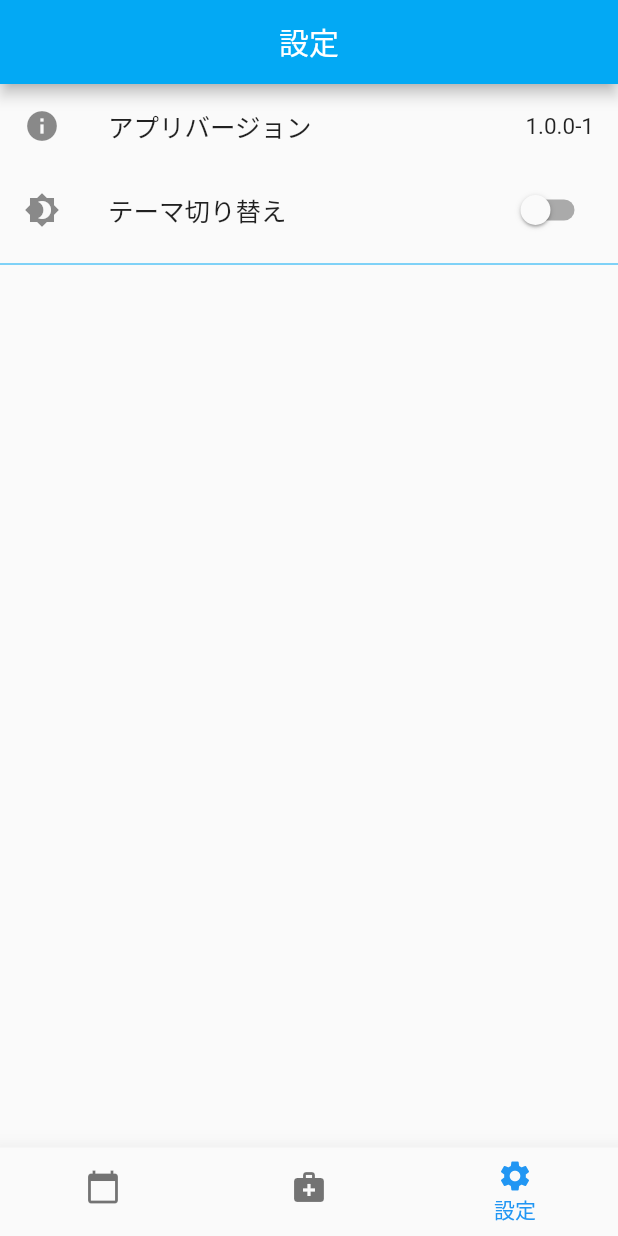
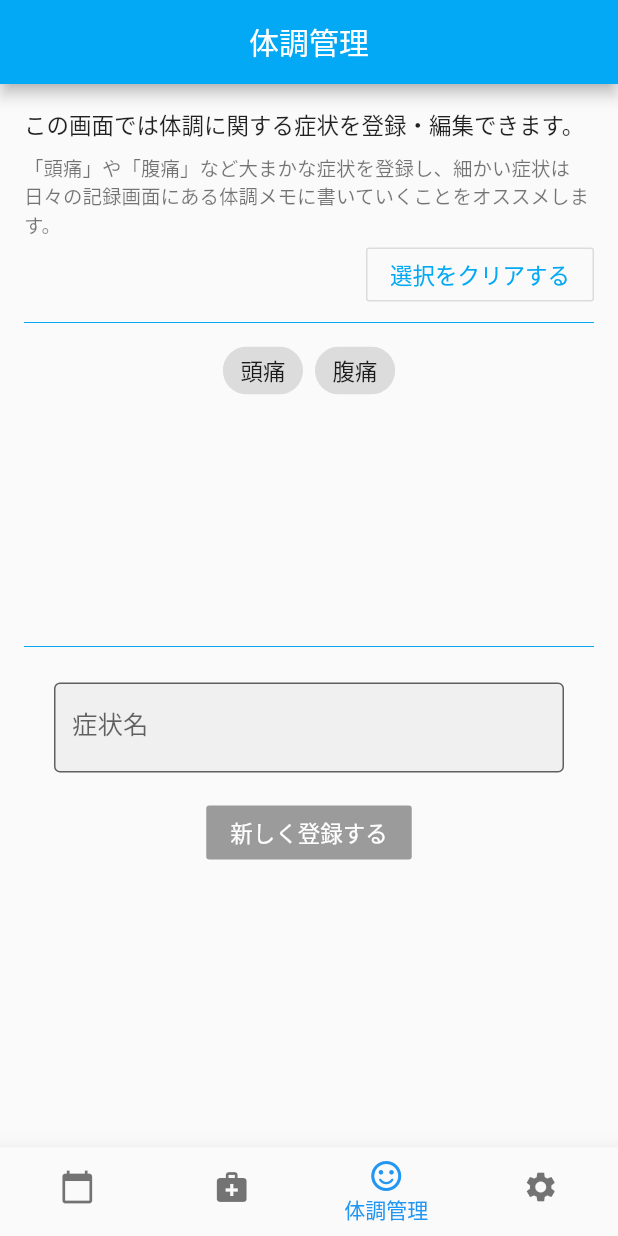
Before and after one commit to hotdrop/dyphic, a Flutter app: the screen it shows after launch, item 3 of the bottom bar chosen, on a phone screen of 412 x 824 dp. Run offline on Flutter 3.47's test engine with Material 2 defaults, Android fonts, the phone set to English and light mode, and no system bars; our stand-ins replace awesome_dialog, cached_network_image, image_picker, logger, package_info, progress_dialog and 3 more; accounts and stored records are empty; network calls fail.

Commit message:
体調の症状管理画面と外側の機能を実装

```diff
--- a/lib/common/app_strings.dart
+++ b/lib/common/app_strings.dart
@@ -26,6 +26,19 @@ class AppStrings {
   static const String medicineSaveSuccess = '保存しました！';
   static const String medicineSaveError = '保存に失敗しました。';
 
+  static const String conditionPageTitle = '体調管理';
+  static const String conditionOverview = 'この画面では体調に関する症状を登録・編集できます。';
+  static const String conditionDetail = '「頭痛」や「腹痛」など大まかな症状を登録し、細かい症状は日々の記録画面にある体調メモに書いていくことをオススメします。';
+  static const String conditionInputLabel = '症状名';
+  static const String conditionNewButton = '新しく登録する';
+  static const String conditionNewDialogTitle = '新規登録';
+  static const String conditionNewDialogDetail = '新しい症状名を登録します。よろしいですか？';
+  static const String conditionNewDialogSuccess = '登録が完了しました';
+  static const String conditionEditButton = '症状名を修正する';
+  static const String conditionEditDialogTitle = '症状名修正';
+  static const String conditionEditDialogDetail = '既存の症状名を修正します。これまで記録時に選択してきた症状名も全て更新されるので注意してください。修正しますか？';
+  static const String conditionEditDialogSuccess = '修正が完了しました';
+
   static const String settingsPageTitle = '設定';
   static const String settingsAppVersionLabel = 'アプリバージョン';
   static const String settingsChangeAppThemeLabel = 'テーマ切り替え';
--- a/lib/common/app_theme.dart
+++ b/lib/common/app_theme.dart
@@ -8,6 +8,10 @@ class AppTheme {
     accentColor: Colors.lightBlue,
     primaryColorDark: Colors.indigoAccent,
     backgroundColor: Colors.white,
+    buttonTheme: ButtonThemeData(
+      buttonColor: Colors.lightBlue,
+      textTheme: ButtonTextTheme.accent,
+    ),
   );
 
   static final ThemeData dark = ThemeData.dark().copyWith(
--- /dev/null
+++ b/lib/model/condition.dart
@@ -0,0 +1,18 @@
+class Condition {
+  const Condition(this.id, this.name);
+
+  factory Condition.empty() {
+    return Condition(nonId, '');
+  }
+
+  static final int nonId = 0;
+
+  final int id;
+  final String name;
+
+  bool get exist => id != nonId;
+
+  Condition copyWith({String newName}) {
+    return Condition(id, newName);
+  }
+}
--- /dev/null
+++ b/lib/repository/condition_repository.dart
@@ -0,0 +1,24 @@
+import 'package:dyphic/common/app_logger.dart';
+import 'package:dyphic/model/condition.dart';
+import 'package:dyphic/repository/remote/condition_api.dart';
+
+class ConditionRepository {
+  const ConditionRepository._(this._conditionApi);
+
+  factory ConditionRepository.create({ConditionApi argApi}) {
+    final api = argApi ?? ConditionApi.create();
+    return ConditionRepository._(api);
+  }
+
+  final ConditionApi _conditionApi;
+
+  Future<List<Condition>> findAll() async {
+    final conditions = await _conditionApi.findAll();
+    AppLogger.i('ConditionApiでお薬情報を取得しました。データ数: ${conditions.length}');
+    return conditions;
+  }
+
+  Future<void> save(Condition condition) async {
+    return await _conditionApi.save(condition);
+  }
+}
--- /dev/null
+++ b/lib/repository/remote/condition_api.dart
@@ -0,0 +1,27 @@
+import 'package:dyphic/common/app_logger.dart';
+import 'package:dyphic/model/condition.dart';
+
+class ConditionApi {
+  const ConditionApi._();
+
+  factory ConditionApi.create() {
+    return ConditionApi._();
+  }
+
+  Future<List<Condition>> findAll() async {
+    // TODO Firestoreから取得する
+    return [
+      Condition(1, '頭痛'),
+      Condition(2, '腹痛'),
+    ];
+  }
+
+  Future<void> save(Condition condition) async {
+    // TODO 登録/更新する
+    if (condition.exist) {
+      AppLogger.d('${condition.name} を更新します。');
+    } else {
+      AppLogger.d('${condition.name} を登録します。');
+    }
+  }
+}
--- /dev/null
+++ b/lib/ui/condition/condition_page.dart
@@ -0,0 +1,167 @@
+import 'package:dyphic/ui/widget/app_dialog.dart';
+import 'package:dyphic/ui/widget/app_widget.dart';
+import 'package:flutter/material.dart';
+import 'package:provider/provider.dart';
+
+import 'package:dyphic/common/app_strings.dart';
+import 'package:dyphic/model/page_state.dart';
+import 'package:dyphic/ui/condition/condition_view_model.dart';
+
+class ConditionPage extends StatelessWidget {
+  @override
+  Widget build(BuildContext context) {
+    return Scaffold(
+      appBar: AppBar(centerTitle: true, title: const Text(AppStrings.conditionPageTitle)),
+      body: ChangeNotifierProvider<ConditionViewModel>(
+        create: (_) => ConditionViewModel.create(),
+        builder: (context, _) {
+          final pageState = context.select<ConditionViewModel, PageLoadingState>((vm) => vm.pageState);
+          if (pageState.isLoadSuccess) {
+            return _loadSuccessView(context);
+          } else {
+            return _nowLoadingView();
+          }
+        },
+        child: _nowLoadingView(),
+      ),
+    );
+  }
+
+  Widget _nowLoadingView() {
+    return Center(
+      child: CircularProgressIndicator(),
+    );
+  }
+
+  Widget _loadSuccessView(BuildContext context) {
+    return Column(
+      children: [
+        _overview(context),
+        _clearButton(context),
+        DividerThemeColor.createWithPadding(),
+        _conditionArea(context),
+        DividerThemeColor.createWithPadding(),
+        _inputArea(context),
+      ],
+    );
+  }
+
+  Widget _overview(BuildContext context) {
+    return Padding(
+      padding: EdgeInsets.only(left: 16, right: 16, top: 16),
+      child: Column(
+        crossAxisAlignment: CrossAxisAlignment.start,
+        children: [
+          Text(AppStrings.conditionOverview),
+          SizedBox(height: 8),
+          Text(AppStrings.conditionDetail, style: Theme.of(context).textTheme.caption),
+        ],
+      ),
+    );
+  }
+
+  Widget _clearButton(BuildContext context) {
+    final viewModel = Provider.of<ConditionViewModel>(context);
+    return Row(
+      mainAxisAlignment: MainAxisAlignment.end,
+      mainAxisSize: MainAxisSize.max,
+      children: [
+        Padding(
+          padding: EdgeInsets.only(right: 16),
+          child: OutlineButton(
+            child: Text('選択をクリアする'),
+            onPressed: () {
+              viewModel.clear();
+            },
+          ),
+        ),
+      ],
+    );
+  }
+
+  Widget _conditionArea(BuildContext context) {
+    final viewModel = Provider.of<ConditionViewModel>(context);
+    return Container(
+      margin: const EdgeInsets.only(left: 16, right: 16),
+      height: 200,
+      child: Wrap(
+        direction: Axis.horizontal,
+        spacing: 8.0,
+        children: viewModel.conditions
+            .map((c) => ChoiceChip(
+                  label: Text(c.name),
+                  selected: viewModel.selectedCondition.name == c.name,
+                  onSelected: (bool isSelected) {
+                    viewModel.selectCondition(c);
+                  },
+                ))
+            .toList(),
+      ),
+    );
+  }
+
+  Widget _inputArea(BuildContext context) {
+    return Padding(
+      padding: EdgeInsets.only(left: 36, right: 36, top: 16),
+      child: Column(
+        children: [
+          _textFieldOnInputArea(context),
+          SizedBox(height: 16),
+          _saveButtonOnInputArea(context),
+        ],
+      ),
+    );
+  }
+
+  Widget _textFieldOnInputArea(BuildContext context) {
+    final viewModel = Provider.of<ConditionViewModel>(context);
+    return TextFormField(
+      textCapitalization: TextCapitalization.words,
+      controller: viewModel.editController,
+      decoration: const InputDecoration(
+        labelText: AppStrings.conditionInputLabel,
+        border: OutlineInputBorder(),
+        filled: true,
+      ),
+      onFieldSubmitted: (String value) {
+        viewModel.input(value);
+      },
+    );
+  }
+
+  Widget _saveButtonOnInputArea(BuildContext context) {
+    final viewModel = Provider.of<ConditionViewModel>(context);
+
+    String buttonName;
+    String dialogTitle;
+    String dialogDetail;
+    String dialogSuccessMessage;
+    if (viewModel.exist()) {
+      buttonName = AppStrings.conditionEditButton;
+      dialogTitle = AppStrings.conditionEditDialogTitle;
+      dialogDetail = AppStrings.conditionEditDialogDetail;
+      dialogSuccessMessage = AppStrings.conditionEditDialogSuccess;
+    } else {
+      buttonName = AppStrings.conditionNewButton;
+      dialogTitle = AppStrings.conditionNewDialogTitle;
+      dialogDetail = AppStrings.conditionNewDialogDetail;
+      dialogSuccessMessage = AppStrings.conditionNewDialogSuccess;
+    }
+
+    return RaisedButton(
+      child: Text(buttonName, style: TextStyle(color: Colors.white)),
+      onPressed: viewModel.enableOnSave
+          ? () {
+              AppDialog.createInfo(
+                title: dialogTitle,
+                description: dialogDetail,
+                successMessage: dialogSuccessMessage,
+                errorMessage: viewModel.errorMessage,
+                onOkPress: viewModel.onSave,
+                onSuccessOkPress: viewModel.refresh,
+              ).show(context);
+            }
+          : null,
+    );
+  }
+}
--- /dev/null
+++ b/lib/ui/condition/condition_view_model.dart
@@ -0,0 +1,73 @@
+import 'package:dyphic/common/app_logger.dart';
+import 'package:dyphic/model/condition.dart';
+import 'package:dyphic/repository/condition_repository.dart';
+import 'package:dyphic/ui/notifier_view_model.dart';
+import 'package:flutter/material.dart';
+
+class ConditionViewModel extends NotifierViewModel {
+  ConditionViewModel._(this._repository) {
+    _init();
+  }
+
+  factory ConditionViewModel.create({ConditionRepository argRepo}) {
+    final repo = argRepo ?? ConditionRepository.create();
+    return ConditionViewModel._(repo);
+  }
+
+  final ConditionRepository _repository;
+  List<Condition> conditions;
+
+  Condition _selectedCondition = Condition.empty();
+  Condition get selectedCondition => _selectedCondition;
+
+  TextEditingController _controller = TextEditingController();
+  TextEditingController get editController => _controller;
+  bool get enableOnSave => _controller.text.isNotEmpty;
+
+  String _errorMessage = '';
+  String get errorMessage => _errorMessage;
+
+  Future<void> _init() async {
+    conditions = await _repository.findAll();
+    loadSuccess();
+  }
+
+  void selectCondition(Condition con) {
+    _selectedCondition = con;
+    _controller.text = con.name;
+    notifyListeners();
+  }
+
+  void input(String name) {
+    _controller.text = name;
+    notifyListeners();
+  }
+
+  bool exist() {
+    return _selectedCondition.exist;
+  }
+
+  Future<bool> onSave() async {
+    AppLogger.d('${_controller.text} を保存します。');
+    final c = _selectedCondition.copyWith(newName: _controller.text);
+    try {
+      await _repository.save(c);
+      return true;
+    } catch (e, s) {
+      await AppLogger.e('体調情報の保存に失敗しました。', e, s);
+      _errorMessage = '$e';
+      return false;
+    }
+  }
+
+  Future<void> refresh() async {
+    conditions = await _repository.findAll();
+    clear();
+  }
+
+  void clear() {
+    _selectedCondition = Condition.empty();
+    _controller.clear();
+    notifyListeners();
+  }
+}
--- a/lib/ui/main_page.dart
+++ b/lib/ui/main_page.dart
@@ -1,5 +1,6 @@
 import 'package:flutter/material.dart';
 
+import 'package:dyphic/ui/condition/condition_page.dart';
 import 'package:dyphic/common/app_strings.dart';
 import 'package:dyphic/ui/calender/calendar_page.dart';
 import 'package:dyphic/ui/medicine/medicine_page.dart';
@@ -24,7 +25,11 @@ class _MainPageState extends State<MainPage> {
         elevation: 12.0,
         type: BottomNavigationBarType.fixed,
         showUnselectedLabels: false,
-        items: _allDestinations.map((item) => BottomNavigationBarItem(label: item.title, icon: Icon(item.icon))).toList(),
+        items: _allDestinations
+            .map(
+              (item) => BottomNavigationBarItem(label: item.title, icon: Icon(item.icon)),
+            )
+            .toList(),
         onTap: (i) {
           setState(() {
             _currentIdx = i;
@@ -40,6 +45,8 @@ class _MainPageState extends State<MainPage> {
         return CalenderPage();
       case 1:
         return MedicinePage();
+      case 2:
+        return ConditionPage();
       default:
         return SettingsPage();
     }
@@ -55,5 +62,6 @@ class Destination {
 const _allDestinations = <Destination>[
   Destination(AppStrings.calenderPageTitle, Icons.calendar_today),
   Destination(AppStrings.medicinePageTitle, Icons.medical_services),
+  Destination(AppStrings.conditionPageTitle, Icons.sentiment_satisfied_rounded),
   Destination(AppStrings.settingsPageTitle, Icons.settings),
 ];
--- a/lib/ui/setting/settings_page.dart
+++ b/lib/ui/setting/settings_page.dart
@@ -1,3 +1,4 @@
+import 'package:dyphic/ui/widget/app_widget.dart';
 import 'package:flutter/material.dart';
 import 'package:provider/provider.dart';
 
@@ -37,7 +38,7 @@ class SettingsPage extends StatelessWidget {
       children: [
         _rowAppVersion(context),
         _rowThemeModeSwitch(context),
-        Divider(color: Theme.of(context).accentColor),
+        DividerThemeColor.create(),
       ],
     );
   }
--- a/lib/ui/widget/app_text_field.dart
+++ b/lib/ui/widget/app_text_field.dart
@@ -65,6 +65,7 @@ class _AppTextFieldState extends State<AppTextField> {
 
   TextFormField _createTextFormField() {
     return TextFormField(
+      textCapitalization: TextCapitalization.words,
       decoration: InputDecoration(
         labelText: label,
         border: const OutlineInputBorder(
--- /dev/null
+++ b/lib/ui/widget/app_widget.dart
@@ -0,0 +1,27 @@
+import 'package:flutter/material.dart';
+
+class DividerThemeColor extends StatelessWidget {
+  const DividerThemeColor._(this.isSidePadding);
+
+  factory DividerThemeColor.create() {
+    return DividerThemeColor._(false);
+  }
+
+  factory DividerThemeColor.createWithPadding() {
+    return DividerThemeColor._(true);
+  }
+
+  final bool isSidePadding;
+
+  @override
+  Widget build(BuildContext context) {
+    if (isSidePadding) {
+      return Padding(
+        padding: EdgeInsets.only(left: 16.0, right: 16.0),
+        child: Divider(color: Theme.of(context).accentColor),
+      );
+    } else {
+      return Divider(color: Theme.of(context).accentColor);
+    }
+  }
+}
--- a/lib/ui/widget/medicine_chips.dart
+++ b/lib/ui/widget/medicine_chips.dart
@@ -43,7 +43,6 @@ class _MedicineChipsState extends State<MedicineChips> {
   @override
   Widget build(BuildContext context) {
     return Wrap(
-      alignment: WrapAlignment.start,
       direction: Axis.horizontal,
       spacing: 8.0,
       children: _makeChips(),
```
